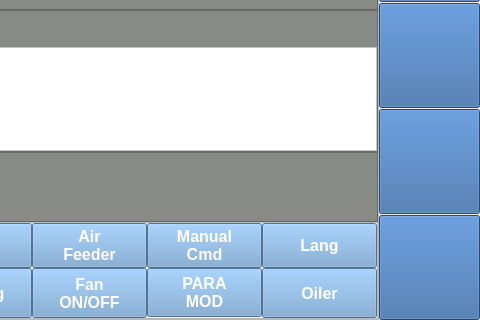
First picture: the form in mainWindow.ui, repository lvxiaowei/linux_lcCode, before the edit; both pictures show x 544 to 1024 and y 314 to 634 of the 1024 by 634 pixel window.
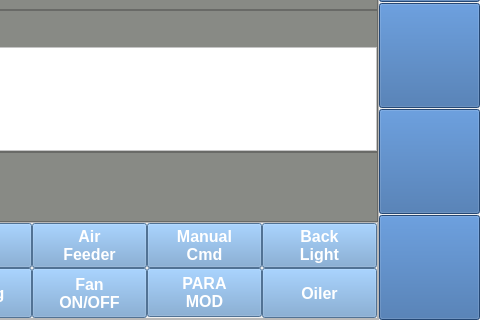
Second picture: the form after the edit. Icons and pictures are not drawn.

The edit to the form file:
```diff
--- a/mainWindow.ui
+++ b/mainWindow.ui
@@ -2144,7 +2144,8 @@
 color: rgb(255, 255, 255);</string>
                </property>
                <property name="text">
-                <string>Lang</string>
+                <string>Back
+Light</string>
                </property>
               </widget>
              </item>
```
